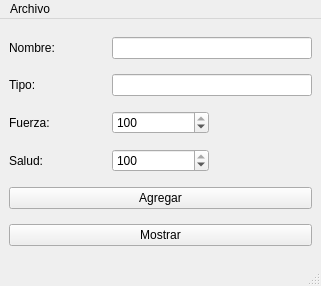
micheldavalos/videojuegGUI_LI_20A, file mainwindow.ui: the form before one commit.
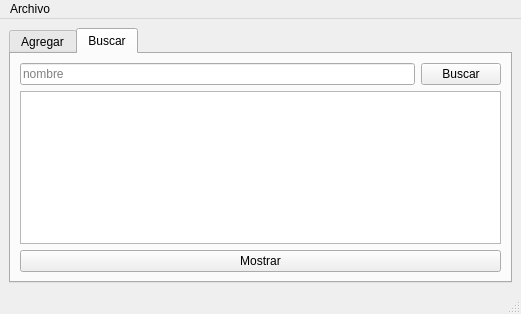
The form after the commit.

Commit message: se creo una tabla para mostrar los personajes

```diff
--- a/mainwindow.ui
+++ b/mainwindow.ui
@@ -6,16 +6,50 @@
    <rect>
     <x>0</x>
     <y>0</y>
-    <width>321</width>
-    <height>286</height>
+    <width>521</width>
+    <height>314</height>
    </rect>
   </property>
   <property name="windowTitle">
    <string>MainWindow</string>
   </property>
   <widget class="QWidget" name="centralwidget">
+   <layout class="QGridLayout" name="gridLayout_2">
+    <item row="0" column="0">
+     <widget class="QTabWidget" name="tabWidget">
+      <property name="currentIndex">
+       <number>1</number>
+      </property>
+      <widget class="QWidget" name="tab">
+       <attribute name="title">
+        <string>Agregar</string>
+       </attribute>
    <layout class="QGridLayout" name="gridLayout">
-    <item row="0" column="1" colspan="2">
+        <item row="0" column="0">
+         <widget class="QLabel" name="label">
+          <property name="text">
+           <string>Nombre:</string>
+          </property>
+         </widget>
+        </item>
+        <item row="4" column="0">
+         <widget class="QPushButton" name="agregar">
+          <property name="text">
+           <string>Agregar</string>
+          </property>
+         </widget>
+        </item>
+        <item row="3" column="1">
+         <widget class="QSpinBox" name="salud">
+          <property name="maximum">
+           <number>100</number>
+          </property>
+          <property name="value">
+           <number>100</number>
+          </property>
+         </widget>
+        </item>
+        <item row="0" column="1">
      <widget class="QLineEdit" name="nombre"/>
     </item>
     <item row="2" column="1">
@@ -42,7 +76,7 @@
       </property>
      </widget>
     </item>
-    <item row="1" column="1" colspan="2">
+        <item row="1" column="1">
      <widget class="QLineEdit" name="tipo"/>
     </item>
     <item row="3" column="1">
@@ -62,27 +96,65 @@
       </property>
      </widget>
     </item>
-    <item row="0" column="0">
-     <widget class="QLabel" name="label">
-      <property name="text">
-       <string>Nombre:</string>
-      </property>
-     </widget>
-    </item>
-    <item row="4" column="0" colspan="3">
-     <widget class="QPushButton" name="agregar">
-      <property name="text">
-       <string>Agregar</string>
+        <item row="2" column="1">
+         <widget class="QSpinBox" name="fuerza">
+          <property name="maximum">
+           <number>100</number>
+          </property>
+          <property name="value">
+           <number>100</number>
       </property>
      </widget>
     </item>
-    <item row="5" column="0" colspan="3">
+        <item row="4" column="1">
      <widget class="QPushButton" name="mostrar">
       <property name="text">
        <string>Mostrar</string>
       </property>
      </widget>
     </item>
+        <item row="0" column="2" rowspan="5">
+         <widget class="QPlainTextEdit" name="salida"/>
+        </item>
+       </layout>
+      </widget>
+      <widget class="QWidget" name="tab_2">
+       <attribute name="title">
+        <string>Buscar</string>
+       </attribute>
+       <layout class="QVBoxLayout" name="verticalLayout">
+        <item>
+         <layout class="QHBoxLayout" name="horizontalLayout">
+          <item>
+           <widget class="QLineEdit" name="lineEdit_buscar">
+            <property name="placeholderText">
+             <string>nombre</string>
+            </property>
+           </widget>
+          </item>
+          <item>
+           <widget class="QPushButton" name="buscar">
+            <property name="text">
+             <string>Buscar</string>
+            </property>
+           </widget>
+          </item>
+         </layout>
+        </item>
+        <item>
+         <widget class="QTableWidget" name="tableWidget"/>
+        </item>
+        <item>
+         <widget class="QPushButton" name="mostrar_tabla">
+          <property name="text">
+           <string>Mostrar</string>
+          </property>
+         </widget>
+        </item>
+       </layout>
+      </widget>
+     </widget>
+    </item>
    </layout>
   </widget>
   <widget class="QMenuBar" name="menubar">
@@ -90,7 +162,7 @@
     <rect>
      <x>0</x>
      <y>0</y>
-     <width>321</width>
+     <width>521</width>
      <height>22</height>
     </rect>
    </property>
```
Left out of the diff: 31 changed lines with no effect on the pictures. Lines whose indentation alone changed are shown as unchanged. The commit also changes 6 other files.
